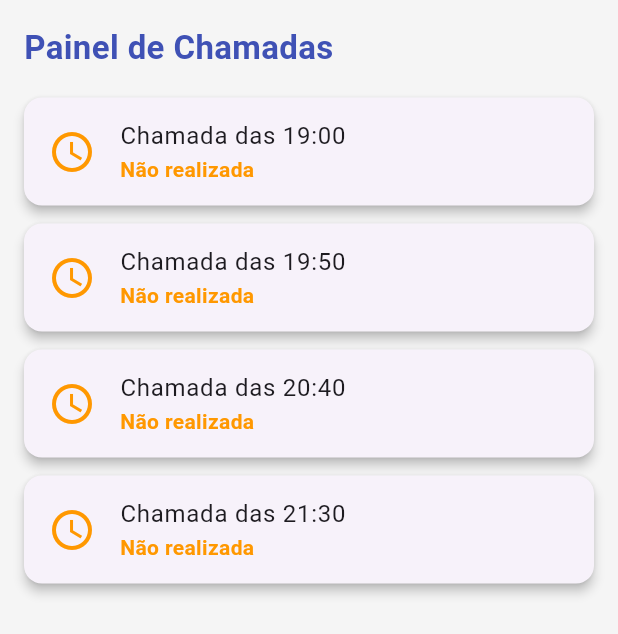
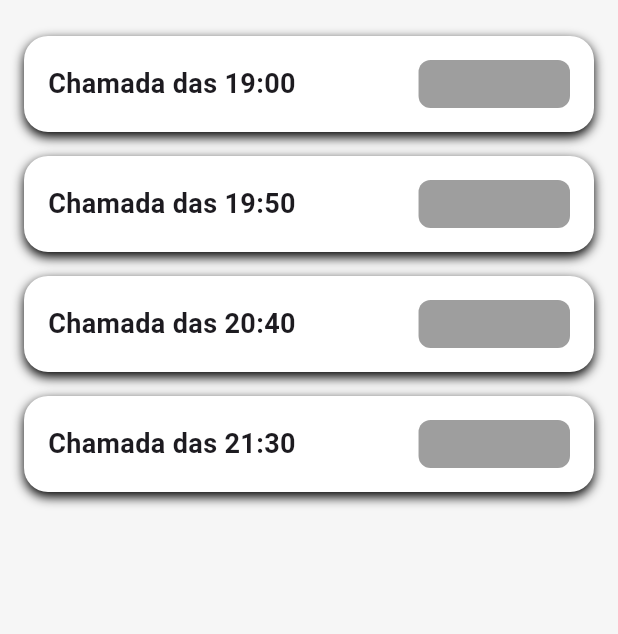
Before and after one commit to Lucas-Leal-Oliveira05/App_chamada, a Flutter app: the PainelStatusPage screen opened directly with empty values, on a phone screen of 412 x 824 dp. Shown: the top 634 px of the screen. Run offline on Flutter 3.47's test engine with Material 3 defaults, Android fonts, the phone set to English and light mode, and no system bars; our stand-ins replace csv.

Commit message:
Commit
Arquivos adicionais

```diff
--- a/lib/telas/login.dart
+++ b/lib/telas/login.dart
@@ -17,7 +17,7 @@ class _LoginPageState extends State<LoginPage> {
   String? _errorMessage;
 
   // Credenciais simuladas
-  final String _usuarioCorreto = 'admin';
+  final String _usuarioCorreto = 'aluno';
   final String _senhaCorreta = '1234';
 
   void _fazerLogin() async {
--- a/lib/telas/painel.dart
+++ b/lib/telas/painel.dart
@@ -1,8 +1,8 @@
+import 'dart:async';
 import 'package:flutter/material.dart';
+import 'package:intl/intl.dart';
 import '../controllers/controle_chamada.dart';
-
-import 'package:intl/intl.dart';
-import 'dart:async';
+import 'presenca.dart';
 
 class PainelStatusPage extends StatefulWidget {
   final ChamadaController controller;
@@ -19,8 +19,9 @@ class _PainelStatusPageState extends State<PainelStatusPage> {
   @override
   void initState() {
     super.initState();
-    // Atualiza a tela a cada 10s para refletir mudanças nos status
-    _timer = Timer.periodic(const Duration(seconds: 10), (_) {
+
+    // Atualiza o painel periodicamente para refletir o estado das chamadas
+    _timer = Timer.periodic(const Duration(seconds: 20), (_) {
       setState(() {});
     });
   }
@@ -31,114 +32,136 @@ class _PainelStatusPageState extends State<PainelStatusPage> {
     super.dispose();
   }
 
+  // Retorna o status atual da chamada
+  String _getStatus(DateTime horario) {
+    final agora = DateTime.now();
+    final inicio = horario;
+    final fim = horario.add(widget.controller.duracaoChamada);
+
+    if (agora.isBefore(inicio)) return 'Não iniciada';
+    if (agora.isAfter(fim)) return 'Encerrada';
+    return 'Em andamento';
+  }
+
+  // Cores de status
+  Color _getCorStatus(String status) {
+    switch (status) {
+      case 'Em andamento':
+        return Colors.orange;
+      case 'Encerrada':
+        return Colors.green;
+      default:
+        return Colors.grey;
+    }
+  }
+
   @override
   Widget build(BuildContext context) {
-    final controller = widget.controller;
-    final chamadas = controller.horarios;
+    final horarios = widget.controller.horarios;
 
     return Scaffold(
-      backgroundColor: Colors.grey[100],
-      body: Padding(
+      backgroundColor: const Color(0xFFF6F6F6),
+      body: ListView.builder(
+        itemCount: horarios.length,
         padding: const EdgeInsets.all(16),
+        itemBuilder: (context, index) {
+          final horario = horarios[index];
+          final status = _getStatus(horario);
+          final cor = _getCorStatus(status);
+          final horaFormatada = DateFormat('HH:mm').format(horario);
+          final emAndamento = status == 'Em andamento';
+
+          return AnimatedContainer(
+            duration: const Duration(milliseconds: 400),
+            curve: Curves.easeInOut,
+            margin: const EdgeInsets.symmetric(vertical: 8),
+            padding: const EdgeInsets.all(16),
+            decoration: BoxDecoration(
+              color: Colors.white,
+              borderRadius: BorderRadius.circular(16),
+              boxShadow: [
+                BoxShadow(
+                  color: Colors.black,
+                  blurRadius: 6,
+                  offset: const Offset(0, 3),
+                ),
+              ],
+            ),
             child: Column(
               crossAxisAlignment: CrossAxisAlignment.start,
               children: [
-            const Text(
-              'Painel de Chamadas',
-              style: TextStyle(
-                fontSize: 22,
+                // Linha principal (horário + status)
+                Row(
+                  mainAxisAlignment: MainAxisAlignment.spaceBetween,
+                  children: [
+                    Text(
+                      'Chamada das $horaFormatada',
+                      style: const TextStyle(
+                        fontSize: 18,
                         fontWeight: FontWeight.bold,
-                color: Colors.indigo,
                       ),
                     ),
+                    Container(
+                      padding: const EdgeInsets.symmetric(
+                          horizontal: 10, vertical: 6),
+                      decoration: BoxDecoration(
+                        color: cor,
+                        borderRadius: BorderRadius.circular(8),
+                      ),
+                      child: Text(
+                        status,
+                        style: TextStyle(
+                          color: cor,
+                          fontWeight: FontWeight.bold,
+                        ),
+                      ),
+                    ),
+                  ],
+                ),
+
+                // 🔹 Parte expandida (aparece somente durante a chamada)
+                if (emAndamento) ...[
                   const SizedBox(height: 12),
-            Expanded(
-              child: ListView.builder(
-                itemCount: chamadas.length,
-                itemBuilder: (context, index) {
-                  final horario = chamadas[index];
-                  final status = _obterStatusChamada(controller, horario);
-                  final horaFormatada = DateFormat('HH:mm').format(horario);
-
-                  return Card(
-                    elevation: 3,
-                    margin: const EdgeInsets.symmetric(vertical: 6),
+                  const Divider(),
+                  const SizedBox(height: 8),
+                  const Text(
+                    'A chamada está aberta! Os alunos podem registrar presença agora.',
+                    style: TextStyle(fontSize: 14),
+                  ),
+                  const SizedBox(height: 12),
+                  Center(
+                    child: ElevatedButton.icon(
+                      icon: const Icon(Icons.check_circle_outline),
+                      label: const Text(
+                        'Ir para Presença',
+                        style: TextStyle(fontSize: 16),
+                      ),
+                      style: ElevatedButton.styleFrom(
+                        backgroundColor: Colors.indigo,
+                        foregroundColor: Colors.white,
+                        padding: const EdgeInsets.symmetric(
+                            horizontal: 24, vertical: 12),
                         shape: RoundedRectangleBorder(
                           borderRadius: BorderRadius.circular(12),
                         ),
-                    child: ListTile(
-                      leading: _iconeStatus(status),
-                      title: Text('Chamada das $horaFormatada'),
-                      subtitle: Text(
-                        status,
-                        style: TextStyle(
-                          color: _corStatus(status),
-                          fontWeight: FontWeight.w600,
                       ),
-                      ),
+                      onPressed: () {
+                        Navigator.push(
+                          context,
+                          MaterialPageRoute(
+                            builder: (_) =>
+                                PresencaPage(controller: widget.controller),
                           ),
                         );
                       },
                     ),
                   ),
                 ],
+              ],
             ),
+          );
+        },
       ),
     );
   }
-
-  /// Determina o status da chamada
-  String _obterStatusChamada(ChamadaController controller, DateTime horario) {
-    final agora = DateTime.now();
-
-    // Se for a chamada atual e estiver aberta
-    if (controller.chamadaAtual != null &&
-        controller.chamadaAtual!.horaInicio.hour == horario.hour &&
-        controller.chamadaAtual!.horaInicio.minute == horario.minute &&
-        controller.chamadaAtual!.aberta) {
-      return 'Em andamento';
 }
-
-    // Se o horário ainda não chegou
-    if (agora.isBefore(horario)) {
-      return 'Não realizada';
-    }
-
-    // Se já passou do horário
-    return 'Concluída';
-  }
-
-  /// Ícone visual do status
-  Widget _iconeStatus(String status) {
-    IconData icone;
-    Color cor;
-
-    switch (status) {
-      case 'Em andamento':
-        icone = Icons.play_circle_fill;
-        cor = Colors.green;
-        break;
-      case 'Concluída':
-        icone = Icons.check_circle;
-        cor = Colors.grey;
-        break;
-      default:
-        icone = Icons.schedule;
-        cor = Colors.orange;
-        break;
-    }
-
-    return Icon(icone, color: cor, size: 32);
-  }
-
-  Color _corStatus(String status) {
-    switch (status) {
-      case 'Em andamento':
-        return Colors.green;
-      case 'Concluída':
-        return Colors.grey;
-      default:
-        return Colors.orange;
-    }
-  }
-}
```
Lines whose indentation alone changed are shown as unchanged.
